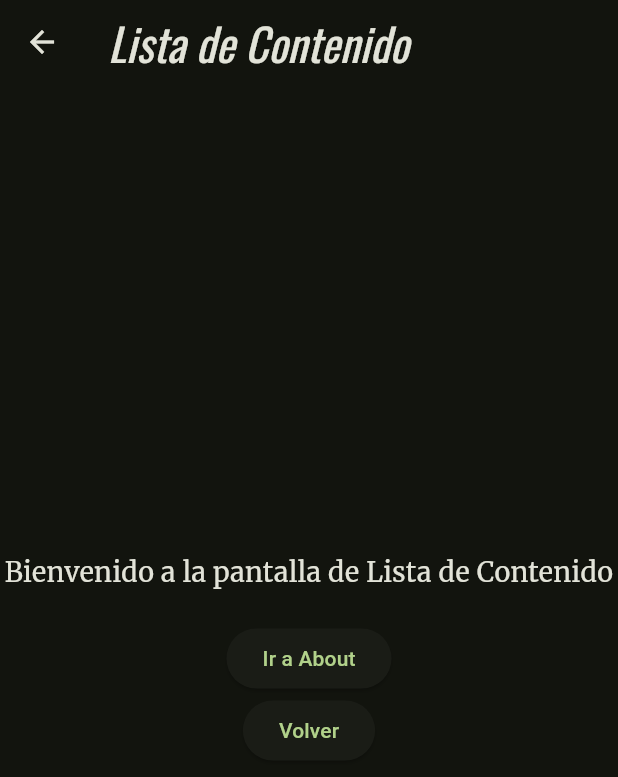
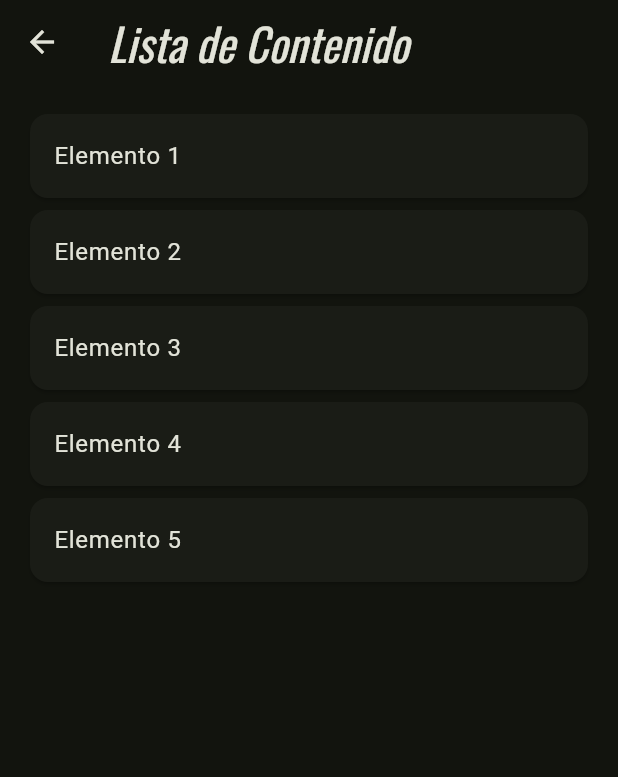
Before and after one commit to Ranafonica/3479A321_2022479036, a Flutter app: the ListContent screen opened by its route, on a phone screen of 412 x 824 dp. Shown: the top 777 px of the screen. Run offline on Flutter 3.47's test engine with Material 3 defaults, Android fonts, the phone set to English and light mode, and no system bars; our stand-ins replace flutter_svg, google_fonts, logger.

Commit message:
Lab05-Personalizacion usando ListView
Se crea la lista de elementos, se modifica el body:Center por un body:ListView que permite recorrer cada uno de los elementos y clasificarlos en distintos espacios

```diff
--- a/lib/list_content.dart
+++ b/lib/list_content.dart
@@ -1,7 +1,15 @@
 import 'package:flutter/material.dart';
 
 class ListContent extends StatelessWidget {
-  const ListContent({super.key});
+  ListContent({super.key});
+
+  final List<String> items = [
+  'Elemento 1',
+  'Elemento 2',
+  'Elemento 3',
+  'Elemento 4',
+  'Elemento 5',
+  ];
 
   @override
   Widget build(BuildContext context) {
@@ -9,30 +17,16 @@ class ListContent extends StatelessWidget {
       appBar: AppBar(
         title: const Text('Lista de Contenido'),
       ),
-      body: Center(
-        child: Column(
-          mainAxisAlignment: MainAxisAlignment.center,
-          children: [
-            const Text(
-              'Bienvenido a la pantalla de Lista de Contenido',
-              style: TextStyle(fontSize: 18),
-              textAlign: TextAlign.center,
+      body: ListView.builder(
+        padding: const EdgeInsets.all(16),
+        itemCount: items.length,
+        itemBuilder: (context, index) {
+          return Card(
+            child: ListTile(
+              title: Text(items[index]),
             ),
-            const SizedBox(height: 20),
-            ElevatedButton(
-              onPressed: () {
-                Navigator.pushNamed(context, '/about');
-              },
-              child: const Text('Ir a About'),
-            ),
-            ElevatedButton(
-              onPressed: () {
-                Navigator.pop(context);
-              },
-              child: const Text('Volver'),
-            ),
-          ],
-        ),
+          );
+        },
       ),
     );
   }
--- a/lib/main.dart
+++ b/lib/main.dart
@@ -41,7 +41,7 @@ class MyApp extends StatelessWidget {
       ),
       home: const MyHomePage(title:'Flutter Demo Home Page'),
       routes: {
-        '/list': (context) => const ListContent(),
+        '/list': (context) => ListContent(),
         '/about': (context) => const About(),
       },
     );
```
